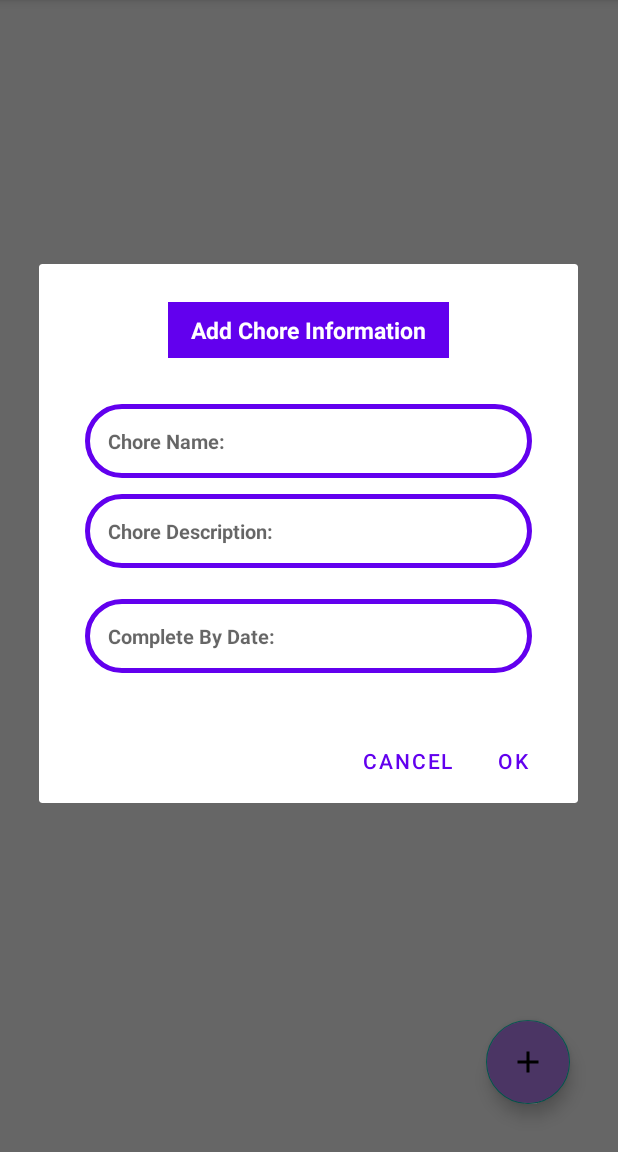
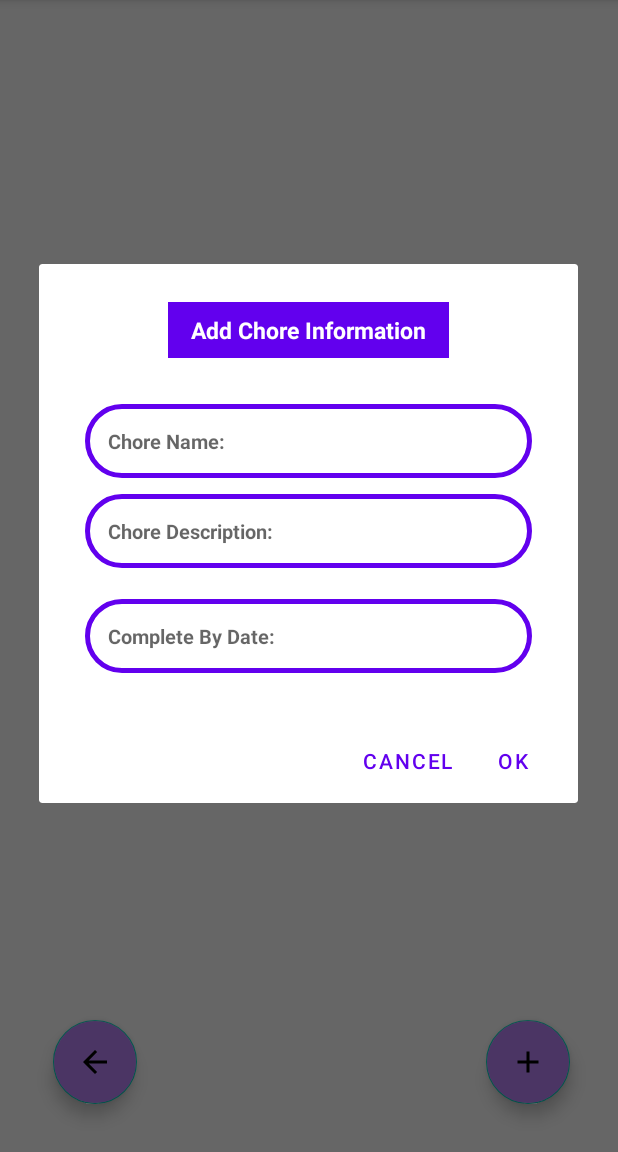
Before and after one commit to klazomania/Household_Organizor_2.0, an Android app: the Chore_List screen opened directly, with no data from a screen before it, after a tap on an icon or button, on a phone screen of 412 x 824 dp, the part 84-1236 px from its top. Run offline under Robolectric (Android 15) with nearby library versions, the phone set to English and light mode, and no system bars; 1 statement that could not run was skipped.

Commit message:
update before Sage's update

```diff
--- a/app/src/main/java/com/example/tasklistapplication/Chore_List.kt
+++ b/app/src/main/java/com/example/tasklistapplication/Chore_List.kt
@@ -1,5 +1,6 @@
 package com.example.tasklistapplication
 
+import android.content.Intent
 import androidx.appcompat.app.AppCompatActivity
 import android.os.Bundle
 import android.view.LayoutInflater
@@ -14,6 +15,7 @@ import com.google.android.material.floatingactionbutton.FloatingActionButton
 
 class Chore_List : AppCompatActivity() {
     private lateinit var addsBtn:FloatingActionButton
+    private lateinit var backBtn:FloatingActionButton
     private lateinit var recv:RecyclerView
     private lateinit var choreList:ArrayList<ChoreData>
     private lateinit var choreAdapter: ChoreAdapter
@@ -27,8 +29,17 @@ class Chore_List : AppCompatActivity() {
         recv.layoutManager=LinearLayoutManager(this)
         recv.adapter=choreAdapter
         addsBtn.setOnClickListener{addInfo()}
+        backBtn.setOnClickListener{goBack()}
+
 
     }
+
+    fun goBack() {
+        val intent = Intent(this, Home_Screen::class.java)
+        startActivity(intent)
+    }
+
+
 
     private fun addInfo() {
         val infilter=LayoutInflater.from(this)
--- a/app/src/main/res/layout/activity_chore_list.xml
+++ b/app/src/main/res/layout/activity_chore_list.xml
@@ -18,6 +18,20 @@
             android:layout_height="wrap_content"
             android:scrollbars="vertical"/>
     </LinearLayout>
+
+    <com.google.android.material.floatingactionbutton.FloatingActionButton
+        android:id="@+id/fab2"
+        android:layout_width="wrap_content"
+        android:layout_height="wrap_content"
+        android:layout_alignParentStart="true"
+        android:layout_alignParentBottom="true"
+        android:layout_marginStart="35dp"
+        android:layout_marginBottom="32dp"
+        android:backgroundTint="@color/purple_200"
+        android:src="@drawable/back_button"
+        app:layout_constraintBottom_toBottomOf="parent"
+        app:layout_constraintStart_toStartOf="parent" />
+
     <com.google.android.material.floatingactionbutton.FloatingActionButton
         android:id="@+id/fab"
         android:layout_width="wrap_content"
```
